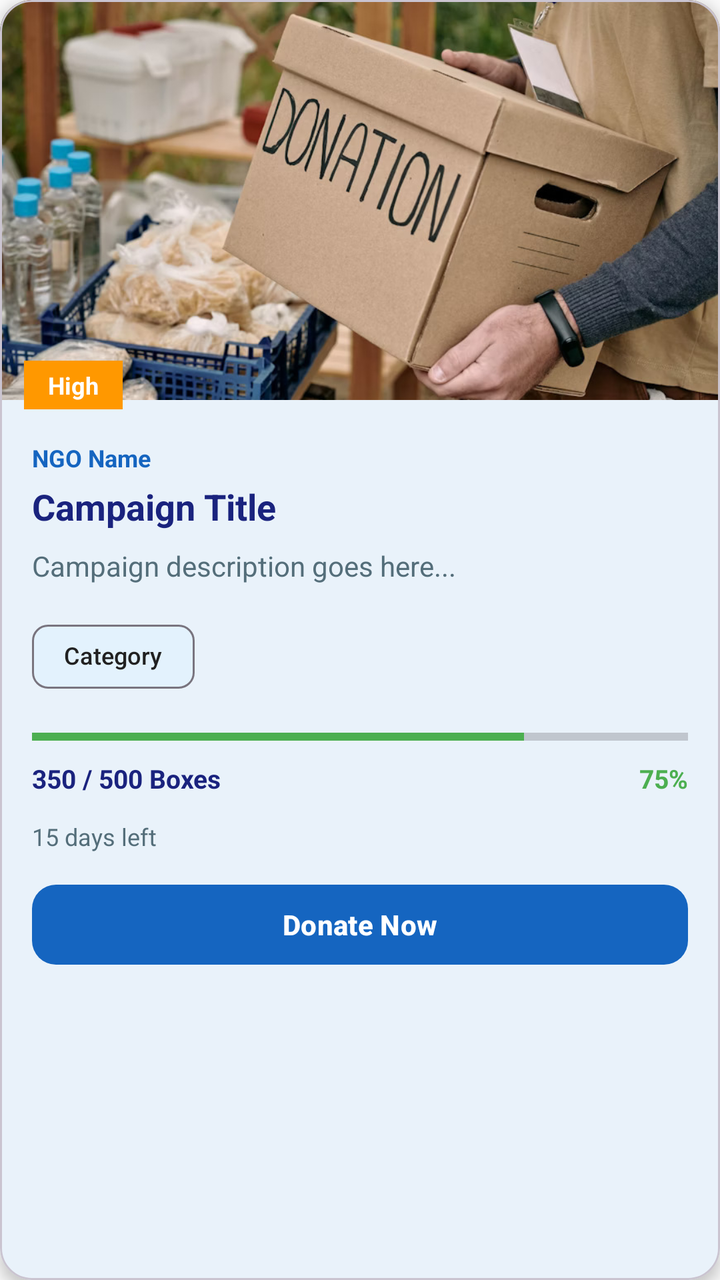
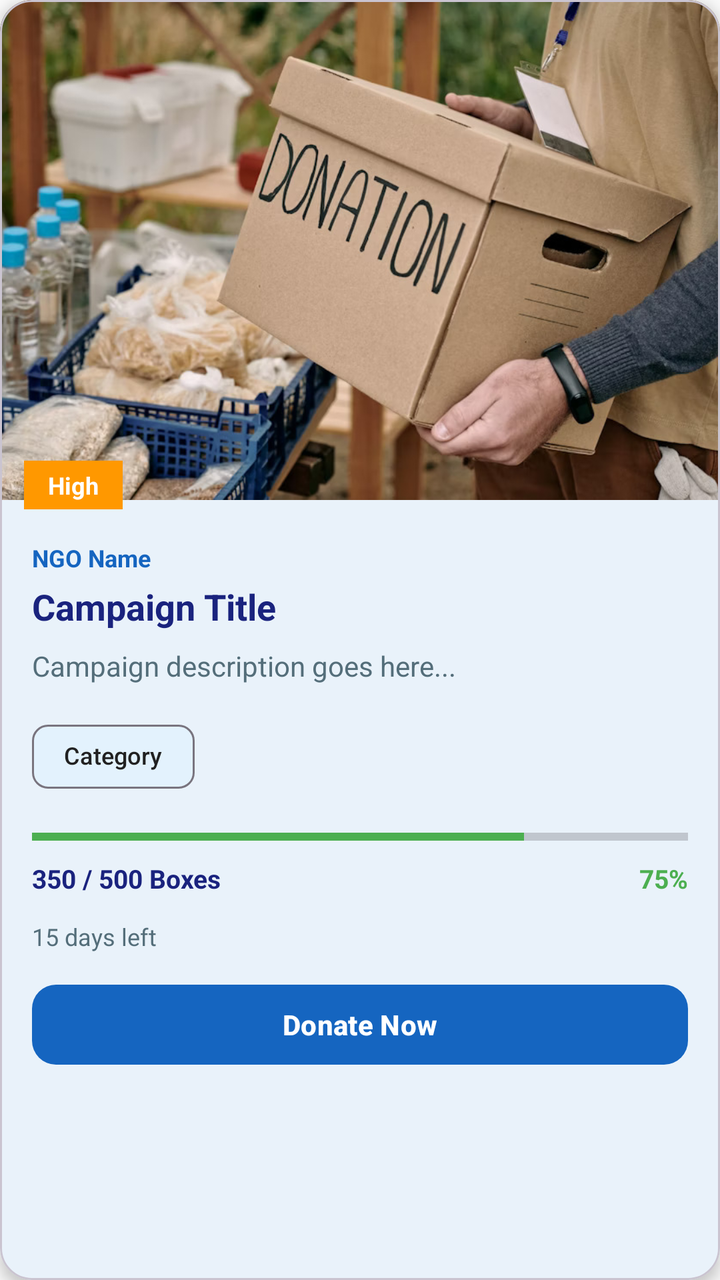

The first picture is an Android layout as it rendered before a commit; the second is the same layout after the commit. The layout source and the unified diff follow.
<!-- AndroidManifest.xml: application theme Theme.GiveEase -->
<!-- res/layout/item_campaign.xml -->
<?xml version="1.0" encoding="utf-8"?>
<com.google.android.material.card.MaterialCardView xmlns:android="http://schemas.android.com/apk/res/android"
    xmlns:app="http://schemas.android.com/apk/res-auto"
    android:layout_width="match_parent"
    android:layout_height="wrap_content"
    android:layout_margin="8dp"
    app:cardCornerRadius="16dp"
    app:cardElevation="4dp"
    app:cardBackgroundColor="@android:color/white">

    <LinearLayout
        android:layout_width="match_parent"
        android:layout_height="wrap_content"
        android:orientation="vertical">

        
        <ImageView
            android:id="@+id/imgCampaign"
            android:layout_width="match_parent"
            android:layout_height="200dp"
            android:scaleType="centerCrop"
            android:src="@drawable/sample_compaign1" />

        
        <TextView
            android:id="@+id/tvUrgency"
            android:layout_width="wrap_content"
            android:layout_height="wrap_content"
            android:text="High"
            android:textSize="12sp"
            android:textStyle="bold"
            android:textColor="@android:color/white"
            android:paddingHorizontal="12dp"
            android:paddingVertical="4dp"
            android:layout_marginStart="12dp"
            android:layout_marginTop="-20dp"
            android:background="#FF9800" />

        
        <LinearLayout
            android:layout_width="match_parent"
            android:layout_height="wrap_content"
            android:orientation="vertical"
            android:padding="16dp">

            
            <TextView
                android:id="@+id/tvNgoName"
                android:layout_width="wrap_content"
                android:layout_height="wrap_content"
                android:text="NGO Name"
                android:textSize="12sp"
                android:textColor="#1565C0"
                android:textStyle="bold"
                android:layout_marginBottom="4dp" />

            
            <TextView
                android:id="@+id/tvCampaignTitle"
                android:layout_width="match_parent"
                android:layout_height="wrap_content"
                android:text="Campaign Title"
                android:textSize="18sp"
                android:textStyle="bold"
                android:textColor="#1A237E"
                android:maxLines="2"
                android:ellipsize="end"
                android:layout_marginBottom="8dp" />

            
            <TextView
                android:id="@+id/tvCampaignDesc"
                android:layout_width="match_parent"
                android:layout_height="wrap_content"
                android:text="Campaign description goes here..."
                android:textSize="14sp"
                android:textColor="#546E7A"
                android:maxLines="2"
                android:ellipsize="end"
                android:layout_marginBottom="12dp" />

            
            <com.google.android.material.chip.Chip
                android:id="@+id/tvCategory"
                android:layout_width="wrap_content"
                android:layout_height="wrap_content"
                android:text="Category"
                android:textSize="12sp"
                app:chipBackgroundColor="#E3F2FD"
                android:layout_marginBottom="12dp" />

            
            <ProgressBar
                android:id="@+id/progressBar"
                android:layout_width="match_parent"
                android:layout_height="8dp"
                android:progress="75"
                android:max="100"
                style="?android:attr/progressBarStyleHorizontal"
                android:progressTint="#4CAF50"
                android:layout_marginBottom="8dp" />

            
            <LinearLayout
                android:layout_width="match_parent"
                android:layout_height="wrap_content"
                android:orientation="horizontal"
                android:layout_marginBottom="12dp">

                <TextView
                    android:id="@+id/tvQuantity"
                    android:layout_width="0dp"
                    android:layout_height="wrap_content"
                    android:layout_weight="1"
                    android:text="350 / 500 Boxes"
                    android:textSize="13sp"
                    android:textStyle="bold"
                    android:textColor="#1A237E" />

                <TextView
                    android:id="@+id/tvProgress"
                    android:layout_width="wrap_content"
                    android:layout_height="wrap_content"
                    android:text="75%"
                    android:textSize="13sp"
                    android:textStyle="bold"
                    android:textColor="#4CAF50" />
            </LinearLayout>

            
            <TextView
                android:id="@+id/tvDaysLeft"
                android:layout_width="wrap_content"
                android:layout_height="wrap_content"
                android:text="15 days left"
                android:textSize="12sp"
                android:textColor="#546E7A"
                android:layout_marginBottom="12dp" />

            
            <com.google.android.material.button.MaterialButton
                android:id="@+id/btnDonate"
                android:layout_width="match_parent"
                android:layout_height="wrap_content"
                android:text="Donate Now"
                android:textSize="14sp"
                android:textStyle="bold"
                app:cornerRadius="12dp"
                app:backgroundTint="#1565C0" />

        </LinearLayout>
    </LinearLayout>
</com.google.android.material.card.MaterialCardView>
<!-- resources referenced by this layout -->
<resources>
  <!-- drawable sample_compaign1: jpg bitmap (drawable, 145844 bytes) -->
  <style name="Theme.GiveEase" parent="Theme.Material3.Light.NoActionBar">
          
          <item name="colorPrimary">@color/primary_blue</item>
          <item name="colorOnPrimary">@color/white</item>
          <item name="colorSecondary">@color/teal_200</item>
          <item name="colorOnSecondary">@color/black</item>
  
          
          <item name="android:windowBackground">@color/background</item>
          <item name="colorSurface">@color/surface</item>
          <item name="colorOnSurface">@color/onSurface</item>
          <item name="colorOnBackground">@color/onBackground</item>
  
          
          <item name="android:statusBarColor" tools:targetApi="l">?attr/colorPrimary</item>
  
      </style>
  <color name="primary_blue">#1976D2</color>
  <color name="white">#FFFFFFFF</color>
  <color name="teal_200">#FF03DAC5</color>
  <color name="black">#FF000000</color>
  <color name="background">#FAFAFA</color>
  <color name="surface">#FFFFFF</color>
  <color name="onSurface">#212121</color>
  <color name="onBackground">#212121</color>
</resources>

<!-- the commit's change to res/layout/item_campaign.xml (unified diff, before → after) -->
@@ -17,7 +17,7 @@
         <ImageView
             android:id="@+id/imgCampaign"
             android:layout_width="match_parent"
-            android:layout_height="200dp"
+            android:layout_height="250dp"
             android:scaleType="centerCrop"
             android:src="@drawable/sample_compaign1" />
 
